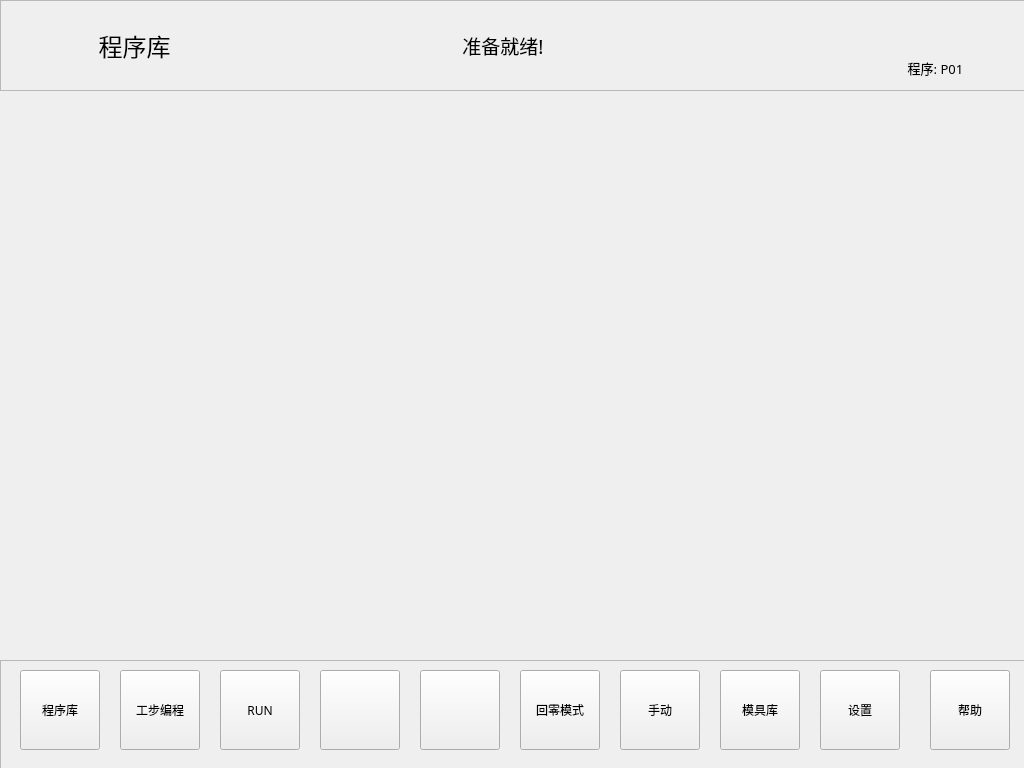
Before: the Qt Designer form A66-app/mainwindow.ui in Tetraelc/A66_PRO, drawn with Qt 5.
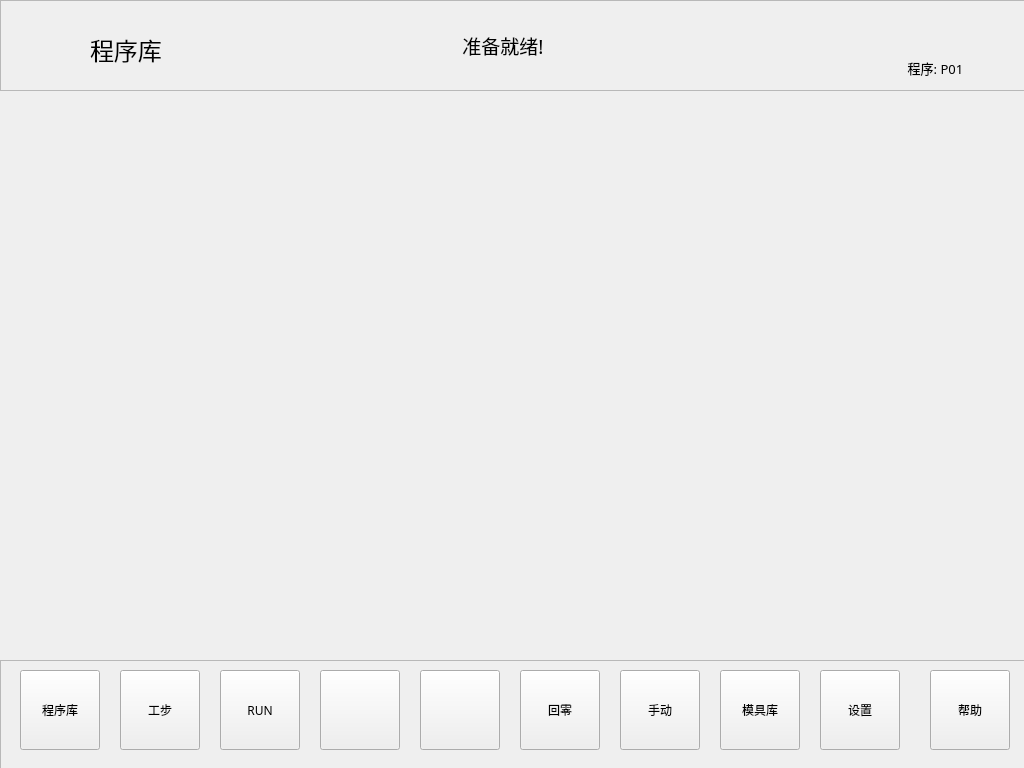
After: the same form once the commit is applied. Icons and pictures are not drawn.

The edit to the form file:
```diff
--- a/A66-app/mainwindow.ui
+++ b/A66-app/mainwindow.ui
@@ -24,6 +24,18 @@
   <property name="toolButtonStyle">
    <enum>Qt::ToolButtonTextBesideIcon</enum>
   </property>
+  <property name="animated">
+   <bool>false</bool>
+  </property>
+  <property name="documentMode">
+   <bool>false</bool>
+  </property>
+  <property name="tabShape">
+   <enum>QTabWidget::Rounded</enum>
+  </property>
+  <property name="unifiedTitleAndToolBarOnMac">
+   <bool>false</bool>
+  </property>
   <widget class="QWidget" name="centralWidget">
    <widget class="QFrame" name="frame_Ptitile">
     <property name="geometry">
@@ -59,56 +71,6 @@
       <bool>false</bool>
      </property>
     </widget>
-    <widget class="QToolButton" name="toolButton_T1">
-     <property name="geometry">
-      <rect>
-       <x>36</x>
-       <y>5</y>
-       <width>191</width>
-       <height>81</height>
-      </rect>
-     </property>
-     <property name="font">
-      <font>
-       <family>Sans Serif</family>
-       <pointsize>18</pointsize>
-      </font>
-     </property>
-     <property name="text">
-      <string> 程序库</string>
-     </property>
-     <property name="icon">
-      <iconset resource="A66-appsrc.qrc">
-       <normaloff>:/ico/ICO/P1-PROG.png</normaloff>:/ico/ICO/P1-PROG.png</iconset>
-     </property>
-     <property name="iconSize">
-      <size>
-       <width>48</width>
-       <height>48</height>
-      </size>
-     </property>
-     <property name="checkable">
-      <bool>false</bool>
-     </property>
-     <property name="checked">
-      <bool>false</bool>
-     </property>
-     <property name="autoRepeat">
-      <bool>false</bool>
-     </property>
-     <property name="popupMode">
-      <enum>QToolButton::DelayedPopup</enum>
-     </property>
-     <property name="toolButtonStyle">
-      <enum>Qt::ToolButtonTextBesideIcon</enum>
-     </property>
-     <property name="autoRaise">
-      <bool>true</bool>
-     </property>
-     <property name="arrowType">
-      <enum>Qt::NoArrow</enum>
-     </property>
-    </widget>
     <widget class="QToolButton" name="toolButton_State">
      <property name="geometry">
       <rect>
@@ -188,6 +150,40 @@
       <bool>true</bool>
      </property>
     </widget>
+    <widget class="QLabel" name="label_Picture">
+     <property name="geometry">
+      <rect>
+       <x>30</x>
+       <y>20</y>
+       <width>71</width>
+       <height>51</height>
+      </rect>
+     </property>
+     <property name="text">
+      <string/>
+     </property>
+     <property name="pixmap">
+      <pixmap resource="A66-appsrc.qrc">:/ICO/P1-PROGmini.png</pixmap>
+     </property>
+    </widget>
+    <widget class="QLabel" name="label_Text">
+     <property name="geometry">
+      <rect>
+       <x>90</x>
+       <y>24</y>
+       <width>91</width>
+       <height>51</height>
+      </rect>
+     </property>
+     <property name="font">
+      <font>
+       <pointsize>18</pointsize>
+      </font>
+     </property>
+     <property name="text">
+      <string>程序库</string>
+     </property>
+    </widget>
    </widget>
    <widget class="QFrame" name="frame">
     <property name="geometry">
@@ -250,7 +246,7 @@
       </font>
      </property>
      <property name="text">
-      <string>工步编程</string>
+      <string>工步</string>
      </property>
      <property name="icon">
       <iconset resource="A66-appsrc.qrc">
@@ -421,7 +417,20 @@
       </rect>
      </property>
      <property name="text">
-      <string>回零模式</string>
+      <string>回零</string>
+     </property>
+     <property name="icon">
+      <iconset resource="A66-appsrc.qrc">
+       <normaloff>:/ICO/HomingMode.png</normaloff>:/ICO/HomingMode.png</iconset>
+     </property>
+     <property name="iconSize">
+      <size>
+       <width>52</width>
+       <height>52</height>
+      </size>
+     </property>
+     <property name="toolButtonStyle">
+      <enum>Qt::ToolButtonTextUnderIcon</enum>
      </property>
     </widget>
     <widget class="QToolButton" name="toolButton_Start">
```
Left out of the diff: 22 changed lines with no effect on the pictures.
